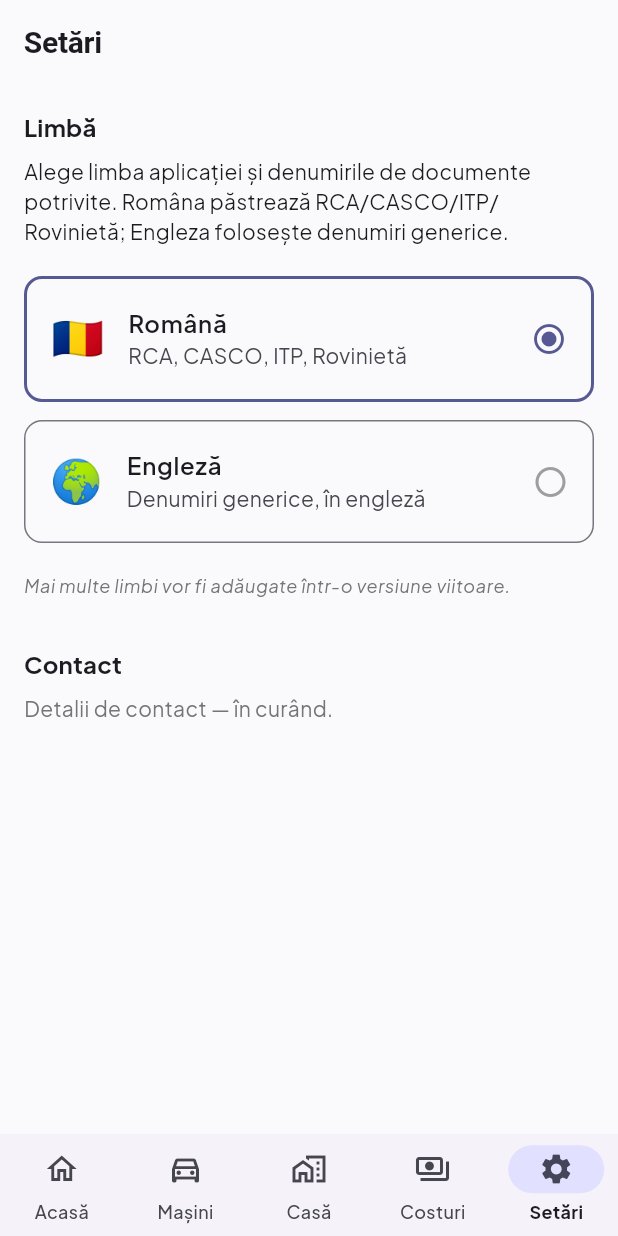
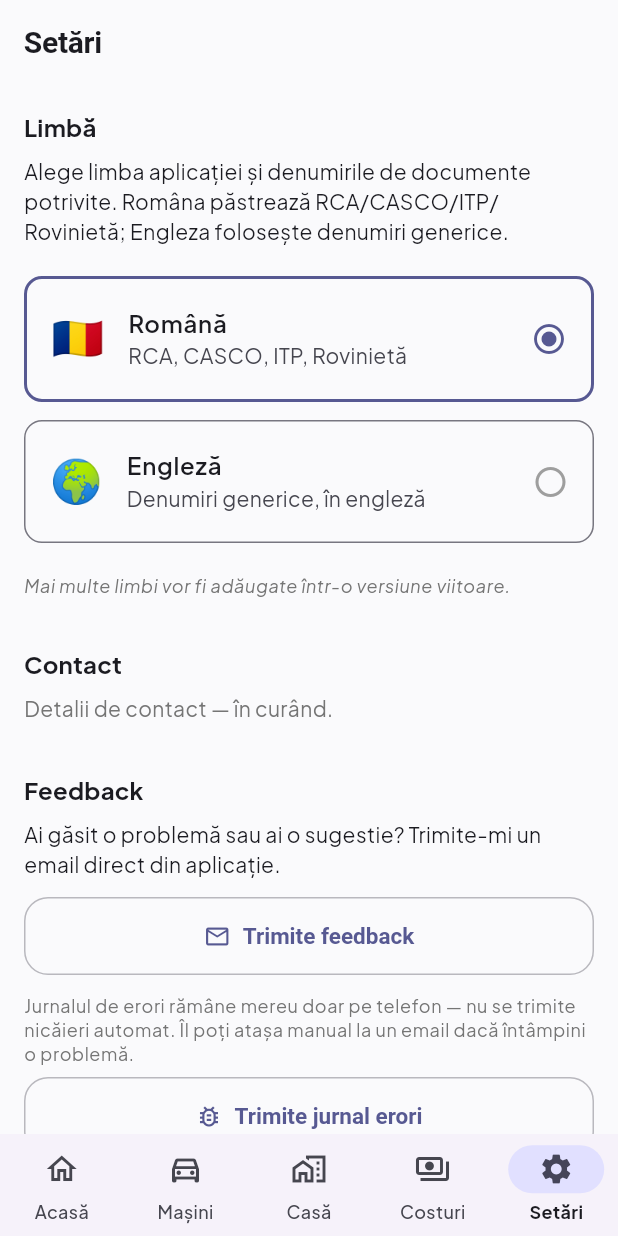
Before and after one commit to Cristian082006/CarPlanner, a Flutter app: the screen it shows after launch, item 5 of the bottom bar chosen, on a phone screen of 412 x 824 dp. Run offline on Flutter 3.47's test engine with Material 3 defaults, Android fonts, the phone set to English and light mode, and no system bars; our stand-ins replace file_picker, flutter_local_notifications, image_picker, open_filex, printing, share_plus and 3 more; missing offline and left inert: add_2_calendar, google_mlkit_text_recognition; accounts and stored records are empty.

Commit message:
Add feedback + local error log for external testing, plus privacy policy
Prep for closed testing with friends/Play Store: a mailto feedback button
in Settings, and a local-only error log (FlutterError/PlatformDispatcher/
runZonedGuarded) shareable manually via the native share sheet. Firebase
Crashlytics was considered but explicitly declined to keep the app's
no-backend/no-cloud principle intact. PRIVACY_POLICY.md documents what's
collected (nothing automatic) and why each permission exists.

Co-Authored-By: Claude Sonnet 5 <noreply@anthropic.com>

```diff
--- a/lib/l10n/strings.dart
+++ b/lib/l10n/strings.dart
@@ -372,4 +372,23 @@ class S {
   static String get contactSectionHeader => _ro ? 'Contact' : 'Contact';
   static String get contactComingSoon =>
       _ro ? 'Detalii de contact — în curând.' : 'Contact details — coming soon.';
+  static String get versionSectionHeader => _ro ? 'Despre' : 'About';
+  static String get appVersionLabel => _ro ? 'Versiune 1.0' : 'Version 1.0';
+  static String get feedbackSectionHeader => _ro ? 'Feedback' : 'Feedback';
+  static String get feedbackDescription => _ro
+      ? 'Ai găsit o problemă sau ai o sugestie? Trimite-mi un email direct din aplicație.'
+      : 'Found a bug or have a suggestion? Send me an email directly from the app.';
+  static String get sendFeedbackButton => _ro ? 'Trimite feedback' : 'Send feedback';
+  static String get feedbackEmailSubject =>
+      _ro ? 'CarPlanner - Feedback' : 'CarPlanner - Feedback';
+  static String get feedbackLaunchFailed => _ro
+      ? 'Nu am putut deschide aplicația de email.'
+      : 'Could not open the email app.';
+  static String get sendErrorLogButton =>
+      _ro ? 'Trimite jurnal erori' : 'Send error log';
+  static String get errorLogDescription => _ro
+      ? 'Jurnalul de erori rămâne mereu doar pe telefon — nu se trimite nicăieri automat. Îl poți atașa manual la un email dacă întâmpini o problemă.'
+      : 'The error log always stays on the phone only — nothing is sent automatically. You can attach it manually to an email if you run into an issue.';
+  static String get noErrorLogEntries =>
+      _ro ? 'Niciun jurnal de erori — nu ai avut probleme.' : 'No error log yet — no issues so far.';
 }
--- a/lib/screens/settings_screen.dart
+++ b/lib/screens/settings_screen.dart
@@ -1,7 +1,12 @@
 import 'package:flutter/material.dart';
+import 'package:share_plus/share_plus.dart';
+import 'package:url_launcher/url_launcher.dart';
 
 import '../l10n/strings.dart';
+import '../services/error_log_service.dart';
 import '../services/region_service.dart';
+
+const _feedbackEmail = 'dodeacristian@gmail.com';
 
 class SettingsScreen extends StatefulWidget {
   const SettingsScreen({super.key});
@@ -12,6 +17,29 @@ class SettingsScreen extends StatefulWidget {
 
 class _SettingsScreenState extends State<SettingsScreen> {
   final _region = RegionService.instance;
+
+  Future<void> _sendFeedback(BuildContext context) async {
+    final messenger = ScaffoldMessenger.of(context);
+    final uri = Uri(
+      scheme: 'mailto',
+      path: _feedbackEmail,
+      query: 'subject=${Uri.encodeComponent(S.feedbackEmailSubject)}',
+    );
+    final launched = await launchUrl(uri);
+    if (!context.mounted || launched) return;
+    messenger.showSnackBar(SnackBar(content: Text(S.feedbackLaunchFailed)));
+  }
+
+  Future<void> _sendErrorLog(BuildContext context) async {
+    final messenger = ScaffoldMessenger.of(context);
+    if (!await ErrorLogService.instance.hasEntries()) {
+      if (!context.mounted) return;
+      messenger.showSnackBar(SnackBar(content: Text(S.noErrorLogEntries)));
+      return;
+    }
+    final file = await ErrorLogService.instance.exportFile();
+    await SharePlus.instance.share(ShareParams(files: [XFile(file.path)]));
+  }
 
   @override
   Widget build(BuildContext context) {
@@ -54,6 +82,41 @@ class _SettingsScreenState extends State<SettingsScreen> {
               _SectionHeader(S.contactSectionHeader),
               Text(
                 S.contactComingSoon,
+                style: Theme.of(context)
+                    .textTheme
+                    .bodyMedium
+                    ?.copyWith(color: Colors.grey[600]),
+              ),
+              const SizedBox(height: 32),
+              _SectionHeader(S.feedbackSectionHeader),
+              Text(
+                S.feedbackDescription,
+                style: Theme.of(context).textTheme.bodyMedium,
+              ),
+              const SizedBox(height: 12),
+              OutlinedButton.icon(
+                onPressed: () => _sendFeedback(context),
+                icon: const Icon(Icons.email_outlined),
+                label: Text(S.sendFeedbackButton),
+              ),
+              const SizedBox(height: 12),
+              Text(
+                S.errorLogDescription,
+                style: Theme.of(context)
+                    .textTheme
+                    .bodySmall
+                    ?.copyWith(color: Colors.grey[600]),
+              ),
+              const SizedBox(height: 8),
+              OutlinedButton.icon(
+                onPressed: () => _sendErrorLog(context),
+                icon: const Icon(Icons.bug_report_outlined),
+                label: Text(S.sendErrorLogButton),
+              ),
+              const SizedBox(height: 32),
+              _SectionHeader(S.versionSectionHeader),
+              Text(
+                S.appVersionLabel,
                 style: Theme.of(context)
                     .textTheme
                     .bodyMedium
--- a/pubspec.yaml
+++ b/pubspec.yaml
@@ -25,6 +25,7 @@ dependencies:
   file_picker: ^11.0.2
   printing: ^5.13.4
   open_filex: ^4.5.0
+  share_plus: ^12.0.2
 
 dev_dependencies:
   flutter_test:
```
Also changed, not shown: lib/main.dart (+12 -4 lines), lib/services/error_log_service.dart (added, +70 -0 lines), pubspec.lock, 2 other files.
